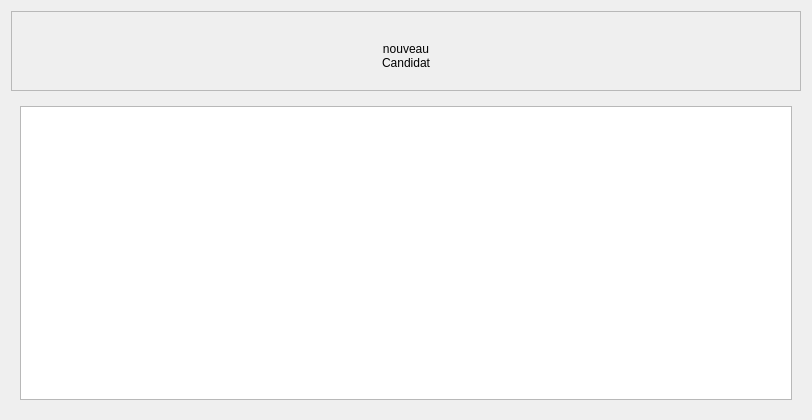
First picture: the form in Auto_Ecole/candidat/candidat.ui, repository AmineHouari98/auto_Ecole, before the edit.
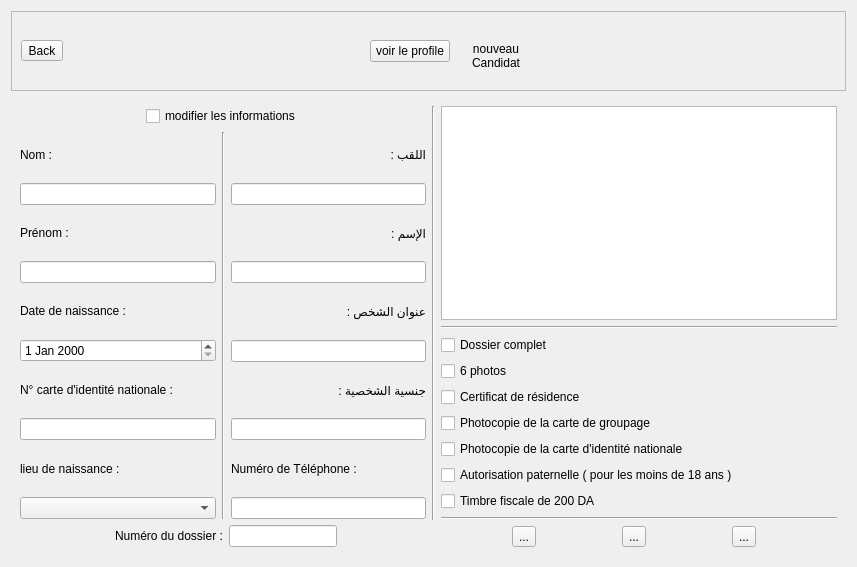
Second picture: the form after the edit. The open tabs and pages were chosen to show the change. Icons and pictures are not drawn. Custom widgets are drawn as their Qt base class.

The edit to the form file:
```diff
--- a/Auto_Ecole/candidat/candidat.ui
+++ b/Auto_Ecole/candidat/candidat.ui
@@ -6,8 +6,8 @@
    <rect>
     <x>0</x>
     <y>0</y>
-    <width>812</width>
-    <height>420</height>
+    <width>857</width>
+    <height>567</height>
    </rect>
   </property>
   <property name="windowTitle">
@@ -35,6 +35,13 @@
       <enum>QFrame::Raised</enum>
      </property>
      <layout class="QHBoxLayout" name="horizontalLayout_2">
+      <item>
+       <widget class="QToolButton" name="toolButton_back">
+        <property name="text">
+         <string>Back</string>
+        </property>
+       </widget>
+      </item>
       <item>
        <spacer name="horizontalSpacer">
         <property name="orientation">
@@ -48,6 +55,13 @@
         </property>
        </spacer>
       </item>
+      <item>
+       <widget class="QPushButton" name="btn_viewProfile">
+        <property name="text">
+         <string>voir le profile</string>
+        </property>
+       </widget>
+      </item>
       <item>
        <widget class="QToolButton" name="toolButton_new_client">
         <property name="sizePolicy">
@@ -120,6 +134,9 @@
    </item>
    <item row="1" column="0">
     <widget class="QStackedWidget" name="stackedWidget">
+     <property name="styleSheet">
+      <string notr="true">font: 10pt &quot;Yu Gothic UI&quot;;</string>
+     </property>
      <property name="currentIndex">
       <number>0</number>
      </property>
@@ -144,11 +161,377 @@
      <widget class="QWidget" name="page_2">
       <layout class="QGridLayout" name="gridLayout_2">
        <item row="0" column="0">
-        <widget class="QTableView" name="tableView_log">
-         <property name="sortingEnabled">
-          <bool>true</bool>
-         </property>
-        </widget>
+        <layout class="QHBoxLayout" name="horizontalLayout_8">
+         <item>
+          <layout class="QVBoxLayout" name="verticalLayout_11">
+           <item>
+            <layout class="QHBoxLayout" name="horizontalLayout_5">
+             <item>
+              <spacer name="horizontalSpacer_6">
+               <property name="orientation">
+                <enum>Qt::Horizontal</enum>
+               </property>
+               <property name="sizeHint" stdset="0">
+                <size>
+                 <width>40</width>
+                 <height>20</height>
+                </size>
+               </property>
+              </spacer>
+             </item>
+             <item>
+              <widget class="QCheckBox" name="checkBox">
+               <property name="text">
+                <string>modifier les informations</string>
+               </property>
+              </widget>
+             </item>
+             <item>
+              <spacer name="horizontalSpacer_5">
+               <property name="orientation">
+                <enum>Qt::Horizontal</enum>
+               </property>
+               <property name="sizeHint" stdset="0">
+                <size>
+                 <width>40</width>
+                 <height>20</height>
+                </size>
+               </property>
+              </spacer>
+             </item>
+            </layout>
+           </item>
+           <item>
+            <layout class="QHBoxLayout" name="horizontalLayout_3">
+             <item>
+              <layout class="QVBoxLayout" name="verticalLayout_13">
+               <item>
+                <layout class="QVBoxLayout" name="verticalLayout_4">
+                 <item>
+                  <widget class="QLabel" name="label_Code_2">
+                   <property name="text">
+                    <string>Nom :</string>
+                   </property>
+                  </widget>
+                 </item>
+                 <item>
+                  <widget class="QLineEdit" name="lineEdit_nom"/>
+                 </item>
+                </layout>
+               </item>
+               <item>
+                <layout class="QVBoxLayout" name="verticalLayout_5">
+                 <item>
+                  <widget class="QLabel" name="label_Nom_2">
+                   <property name="text">
+                    <string>Prénom :</string>
+                   </property>
+                  </widget>
+                 </item>
+                 <item>
+                  <widget class="QLineEdit" name="lineEdit_prenom"/>
+                 </item>
+                </layout>
+               </item>
+               <item>
+                <layout class="QVBoxLayout" name="verticalLayout_7">
+                 <item>
+                  <widget class="QLabel" name="label_7">
+                   <property name="text">
+                    <string>Date de naissance :</string>
+                   </property>
+                  </widget>
+                 </item>
+                 <item>
+                  <widget class="QDateEdit" name="dateEdit_naissanceCandidat"/>
+                 </item>
+                </layout>
+               </item>
+               <item>
+                <layout class="QVBoxLayout" name="verticalLayout_8">
+                 <item>
+                  <widget class="QLabel" name="label_8">
+                   <property name="text">
+                    <string>N° carte d'identité nationale :</string>
+                   </property>
+                  </widget>
+                 </item>
+                 <item>
+                  <widget class="QLineEdit" name="lineEdit_numCin"/>
+                 </item>
+                </layout>
+               </item>
+               <item>
+                <layout class="QVBoxLayout" name="verticalLayout_9">
+                 <item>
+                  <widget class="QLabel" name="label_Wilaya">
+                   <property name="text">
+                    <string>lieu de naissance :</string>
+                   </property>
+                  </widget>
+                 </item>
+                 <item>
+                  <widget class="QComboBox" name="comboBox_wilaya">
+                   <property name="editable">
+                    <bool>false</bool>
+                   </property>
+                  </widget>
+                 </item>
+                </layout>
+               </item>
+              </layout>
+             </item>
+             <item>
+              <widget class="Line" name="line">
+               <property name="orientation">
+                <enum>Qt::Vertical</enum>
+               </property>
+              </widget>
+             </item>
+             <item>
+              <layout class="QVBoxLayout" name="verticalLayout_12">
+               <item>
+                <layout class="QVBoxLayout" name="verticalLayout">
+                 <item>
+                  <widget class="QLabel" name="label_9">
+                   <property name="text">
+                    <string>اللقب :</string>
+                   </property>
+                  </widget>
+                 </item>
+                 <item>
+                  <widget class="QLineEdit" name="lineEdit_nomAr"/>
+                 </item>
+                </layout>
+               </item>
+               <item>
+                <layout class="QVBoxLayout" name="verticalLayout_2">
+                 <item>
+                  <widget class="QLabel" name="label_10">
+                   <property name="text">
+                    <string>الإسم :</string>
+                   </property>
+                  </widget>
+                 </item>
+                 <item>
+                  <widget class="QLineEdit" name="lineEdit_prenomAr"/>
+                 </item>
+                </layout>
+               </item>
+               <item>
+                <layout class="QVBoxLayout" name="verticalLayout_6">
+                 <item>
+                  <widget class="QLabel" name="label_Adresse">
+                   <property name="text">
+                    <string>عنوان الشخص :</string>
+                   </property>
+                  </widget>
+                 </item>
+                 <item>
+                  <widget class="QLineEdit" name="lineEdit_adresseAr"/>
+                 </item>
+                </layout>
+               </item>
+               <item>
+                <layout class="QVBoxLayout" name="verticalLayout_10">
+                 <item>
+                  <widget class="QLabel" name="label_11">
+                   <property name="text">
+                    <string>جنسية الشخصية :</string>
+                   </property>
+                  </widget>
+                 </item>
+                 <item>
+                  <widget class="QLineEdit" name="lineEdit_nationnalite"/>
+                 </item>
+                </layout>
+               </item>
+               <item>
+                <layout class="QVBoxLayout" name="verticalLayout_3">
+                 <item>
+                  <widget class="QLabel" name="label_12">
+                   <property name="text">
+                    <string>Numéro de Téléphone :</string>
+                   </property>
+                  </widget>
+                 </item>
+                 <item>
+                  <widget class="QLineEdit" name="lineEdit_numTelephone"/>
+                 </item>
+                </layout>
+               </item>
+              </layout>
+             </item>
+            </layout>
+           </item>
+           <item>
+            <layout class="QHBoxLayout" name="horizontalLayout_4">
+             <item>
+              <spacer name="horizontalSpacer_3">
+               <property name="orientation">
+                <enum>Qt::Horizontal</enum>
+               </property>
+               <property name="sizeHint" stdset="0">
+                <size>
+                 <width>40</width>
+                 <height>20</height>
+                </size>
+               </property>
+              </spacer>
+             </item>
+             <item>
+              <layout class="QHBoxLayout" name="horizontalLayout_9">
+               <item>
+                <widget class="Line" name="line_3">
+                 <property name="orientation">
+                  <enum>Qt::Horizontal</enum>
+                 </property>
+                </widget>
+               </item>
+               <item>
+                <widget class="QLabel" name="label_13">
+                 <property name="text">
+                  <string>Numéro du dossier :</string>
+                 </property>
+                </widget>
+               </item>
+               <item>
+                <widget class="QLineEdit" name="lineEdit_numDossier"/>
+               </item>
+              </layout>
+             </item>
+             <item>
+              <spacer name="horizontalSpacer_4">
+               <property name="orientation">
+                <enum>Qt::Horizontal</enum>
+               </property>
+               <property name="sizeHint" stdset="0">
+                <size>
+                 <width>40</width>
+                 <height>20</height>
+                </size>
+               </property>
+              </spacer>
+             </item>
+            </layout>
+           </item>
+          </layout>
+         </item>
+         <item>
+          <layout class="QVBoxLayout" name="verticalLayout_16">
+           <item>
+            <layout class="QHBoxLayout" name="horizontalLayout_6">
+             <item>
+              <widget class="Line" name="line_2">
+               <property name="orientation">
+                <enum>Qt::Vertical</enum>
+               </property>
+              </widget>
+             </item>
+             <item>
+              <layout class="QVBoxLayout" name="verticalLayout_15">
+               <item>
+                <widget class="QTableView" name="tableView_2"/>
+               </item>
+               <item>
+                <widget class="Line" name="line_4">
+                 <property name="orientation">
+                  <enum>Qt::Horizontal</enum>
+                 </property>
+                </widget>
+               </item>
+               <item>
+                <layout class="QVBoxLayout" name="verticalLayout_14">
+                 <item>
+                  <widget class="QCheckBox" name="checkBox_3">
+                   <property name="text">
+                    <string>Dossier complet</string>
+                   </property>
+                  </widget>
+                 </item>
+                 <item>
+                  <widget class="QCheckBox" name="checkBox_2">
+                   <property name="text">
+                    <string>6 photos</string>
+                   </property>
+                  </widget>
+                 </item>
+                 <item>
+                  <widget class="QCheckBox" name="checkBox_4">
+                   <property name="text">
+                    <string>Certificat de résidence</string>
+                   </property>
+                  </widget>
+                 </item>
+                 <item>
+                  <widget class="QCheckBox" name="checkBox_5">
+                   <property name="text">
+                    <string>Photocopie de la carte de groupage</string>
+                   </property>
+                  </widget>
+                 </item>
+                 <item>
+                  <widget class="QCheckBox" name="checkBox_6">
+                   <property name="text">
+                    <string>Photocopie de la carte d'identité nationale</string>
+                   </property>
+                  </widget>
+                 </item>
+                 <item>
+                  <widget class="QCheckBox" name="checkBox_7">
+                   <property name="text">
+                    <string>Autorisation paternelle ( pour les moins de 18 ans )</string>
+                   </property>
+                  </widget>
+                 </item>
+                 <item>
+                  <widget class="QCheckBox" name="checkBox_8">
+                   <property name="text">
+                    <string>Timbre fiscale de 200 DA</string>
+                   </property>
+                  </widget>
+                 </item>
+                </layout>
+               </item>
+               <item>
+                <widget class="Line" name="line_5">
+                 <property name="orientation">
+                  <enum>Qt::Horizontal</enum>
+                 </property>
+                </widget>
+               </item>
+              </layout>
+             </item>
+            </layout>
+           </item>
+           <item>
+            <layout class="QHBoxLayout" name="horizontalLayout_7">
+             <item>
+              <widget class="QToolButton" name="toolButton">
+               <property name="text">
+                <string>...</string>
+               </property>
+              </widget>
+             </item>
+             <item>
+              <widget class="QToolButton" name="toolButton_2">
+               <property name="text">
+                <string>...</string>
+               </property>
+              </widget>
+             </item>
+             <item>
+              <widget class="QToolButton" name="toolButton_3">
+               <property name="text">
+                <string>...</string>
+               </property>
+              </widget>
+             </item>
+            </layout>
+           </item>
+          </layout>
+         </item>
+        </layout>
        </item>
       </layout>
      </widget>
```
